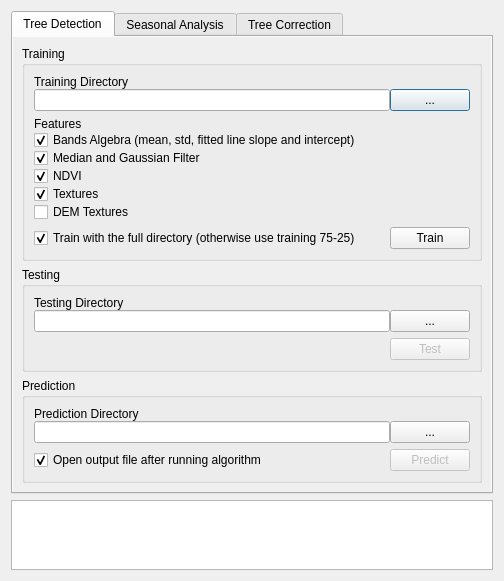
Qt form Lumberjack_dialog_base.ui (carobrus/lumberjack_qgis_plugin) before a commit.
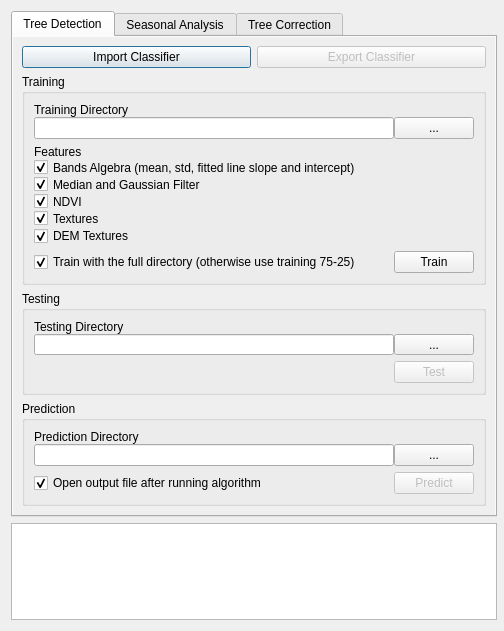
The same form after that commit.

Commit message: Add export/import of the classifier

The edit to the form file:
```diff
--- a/Lumberjack_dialog_base.ui
+++ b/Lumberjack_dialog_base.ui
@@ -7,13 +7,13 @@
     <x>0</x>
     <y>0</y>
     <width>504</width>
-    <height>581</height>
+    <height>631</height>
    </rect>
   </property>
   <property name="minimumSize">
    <size>
     <width>504</width>
-    <height>581</height>
+    <height>631</height>
    </size>
   </property>
   <property name="maximumSize">
@@ -28,6 +28,12 @@
   <layout class="QGridLayout" name="gridLayout">
    <item row="27" column="0">
     <widget class="QPlainTextEdit" name="plainTextEdit">
+     <property name="minimumSize">
+      <size>
+       <width>486</width>
+       <height>84</height>
+      </size>
+     </property>
      <property name="font">
       <font>
        <family>Courier New</family>
@@ -40,6 +46,12 @@
    </item>
    <item row="0" column="0">
     <widget class="QTabWidget" name="tabWidget">
+     <property name="minimumSize">
+      <size>
+       <width>486</width>
+       <height>506</height>
+      </size>
+     </property>
      <property name="autoFillBackground">
       <bool>true</bool>
      </property>
@@ -54,8 +66,35 @@
        <string>Tree Detection</string>
       </attribute>
       <layout class="QVBoxLayout" name="verticalLayout_4">
+       <item>
+        <layout class="QHBoxLayout" name="horizontalLayout_porting">
+         <item>
+          <widget class="QPushButton" name="pushButton_import">
+           <property name="text">
+            <string>Import Classifier</string>
+           </property>
+          </widget>
+         </item>
+         <item>
+          <widget class="QPushButton" name="pushButton_export">
+           <property name="enabled">
+            <bool>false</bool>
+           </property>
+           <property name="text">
+            <string>Export Classifier</string>
+           </property>
+          </widget>
+         </item>
+        </layout>
+       </item>
        <item>
         <widget class="QGroupBox" name="groupBox_training">
+         <property name="minimumSize">
+          <size>
+           <width>462</width>
+           <height>210</height>
+          </size>
+         </property>
          <property name="title">
           <string>Training</string>
          </property>
@@ -156,7 +195,7 @@
                <string>DEM Textures</string>
               </property>
               <property name="checked">
-               <bool>false</bool>
+               <bool>true</bool>
               </property>
              </widget>
             </item>
@@ -204,6 +243,12 @@
        </item>
        <item>
         <widget class="QGroupBox" name="groupBox_testing">
+         <property name="minimumSize">
+          <size>
+           <width>462</width>
+           <height>104</height>
+          </size>
+         </property>
          <property name="title">
           <string>Testing</string>
          </property>
```
The commit also changes 4 other files.
